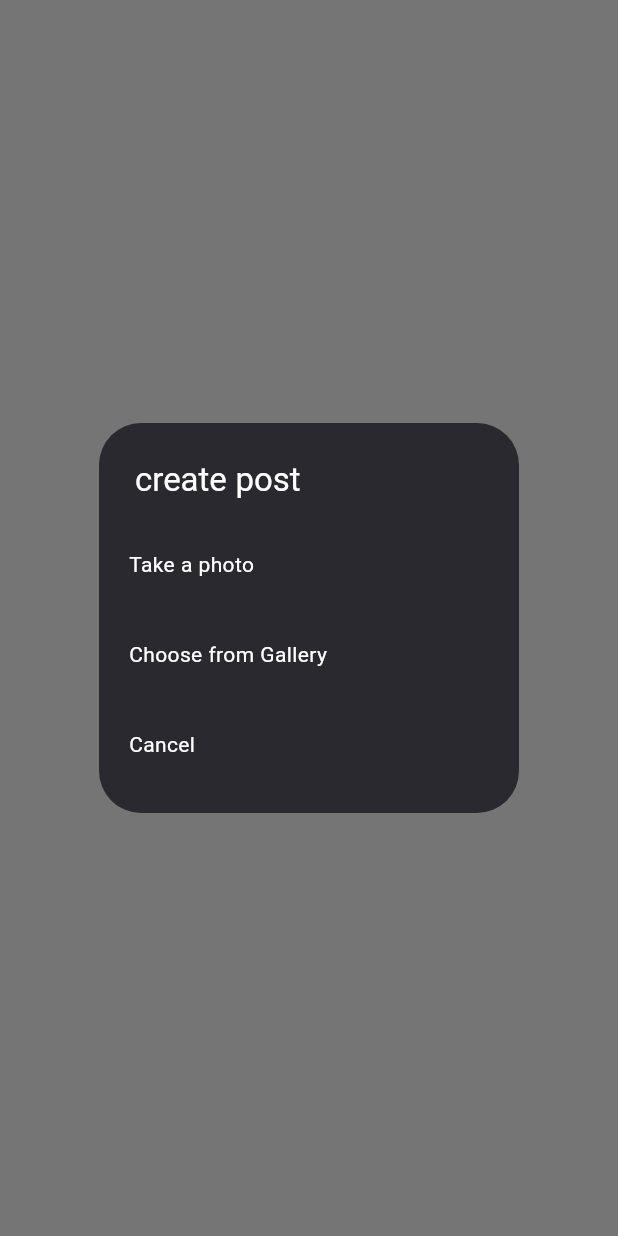
After one commit to jonathan-byun/Flutter-insta-clone, a Flutter app: the PostPage screen opened directly, after a tap on the "upload" icon, on a phone screen of 412 x 824 dp. The commit adds this screen. Run offline on Flutter 3.47's test engine with Material 3 defaults, Android fonts, the phone set to English and light mode, and no system bars; our stand-ins replace cloud_firestore, firebase_auth, firebase_core, firebase_storage, font_awesome_flutter, google_fonts and 2 more; accounts and stored records are empty; network calls fail.

Commit message:
flushed out photo uploading to firebase from camera and gallery

```diff
--- /dev/null
+++ b/lib/models/post.dart
@@ -0,0 +1,51 @@
+
+import 'package:cloud_firestore/cloud_firestore.dart';
+
+class ModelPost {
+  final String description;
+  final String uid;
+  final String username;
+  final String postId;
+  final DateTime datePublished;
+  final String profImage;
+  final String postUrl;
+  final likes;
+
+
+  const ModelPost({
+    required this.description,
+    required this.uid,
+    required this.username,
+    required this.postId,
+    required this.datePublished,
+    required this.profImage,
+    required this.postUrl,
+    required this.likes
+  });
+
+  Map<String, dynamic> toJson()=> {
+    "description": description,
+    "uid": uid,
+    "username": username,
+    "postId": postId,
+    "datePublished": datePublished,
+    "profImage": profImage,
+    "postUrl":postUrl,
+    "likes": likes
+  };
+
+  static ModelPost fromSnap(DocumentSnapshot snap) {
+    var snapshot = snap.data() as Map<String, dynamic>;
+    return ModelPost(
+      description: snapshot['description'],
+      uid: snapshot['uid'],
+      username: snapshot['username'],
+      postId: snapshot['postId'],
+      datePublished: snapshot['datePublished'],
+      profImage: snapshot['profImage'],
+      postUrl: snapshot['postUrl'],
+      likes: snapshot['likes']
+      );
+
+  }
+}
--- a/lib/widgets/login_page.dart
+++ b/lib/pages/login_page.dart
@@ -1,7 +1,7 @@
 import "package:flutter/material.dart";
 import "package:flutter_1/email_and_pass.dart";
 import "package:flutter_1/resources/auth.dart";
-import "package:flutter_1/signup.dart";
+import 'package:flutter_1/pages/signup.dart';
 import "package:flutter_1/text_and_space.dart";
 import "package:font_awesome_flutter/font_awesome_flutter.dart";
 
--- /dev/null
+++ b/lib/pages/post_page.dart
@@ -0,0 +1,195 @@
+import "package:universal_io/io.dart";
+import "package:flutter/material.dart";
+import "package:flutter_1/models/user.dart";
+import "package:flutter_1/providers/user_provider.dart";
+import "package:flutter_1/resources/firestore_methods.dart";
+import "package:flutter_1/utils/utils.dart";
+import "package:image_picker/image_picker.dart";
+import "package:provider/provider.dart";
+
+class PostPage extends StatefulWidget {
+  const PostPage({super.key});
+
+  @override
+  State<PostPage> createState() => _PostPageState();
+}
+
+class _PostPageState extends State<PostPage> {
+  File? _file;
+  final TextEditingController _captionController = TextEditingController();
+  bool _isLoading = false;
+
+  @override
+  void dispose() {
+    _captionController.dispose();
+    super.dispose();
+  }
+
+  void clearImage() {
+    setState(() {
+      _file=null;
+    });
+  }
+
+  void postImage(
+    String uid,
+    String username,
+    String profImage,
+  ) async {
+    setState(() {
+      _isLoading = true;
+    });
+    try {
+      String res = await FireStoreMethods().uploadPost(
+          _file!, _captionController.text, uid, username, profImage);
+
+      if (res == 'success') {
+        setState(() {
+          _isLoading = false;
+        });
+        clearImage();
+        showSnackBar('Posted', context);
+      } else {
+        setState(() {
+          _isLoading = false;
+        });
+        showSnackBar(res, context);
+      }
+    } catch (e) {
+      print('haosehoiasehfioaehiofh');
+      showSnackBar(e.toString(), context);
+    }
+  }
+
+  _selectImage(BuildContext context) {
+    return showDialog(
+        context: context,
+        builder: (context) {
+          return SimpleDialog(
+            title: const Text('create post'),
+            children: [
+              SimpleDialogOption(
+                padding: const EdgeInsets.all(20),
+                child: const Text('Take a photo'),
+                onPressed: () async {
+                  Navigator.of(context).pop();
+                  XFile? xFile = await pickImage(ImageSource.camera);
+                  if (xFile != null) {
+                    File file = File(xFile.path);
+                    setState(() {
+                      _file = file;
+                    });
+                  }
+                },
+              ),
+              SimpleDialogOption(
+                padding: const EdgeInsets.all(20),
+                child: const Text('Choose from Gallery'),
+                onPressed: () async {
+                  Navigator.of(context).pop();
+                  XFile? xFile = await pickImage(ImageSource.gallery);
+                  if (xFile != null) {
+                    File file = File(xFile.path);
+                    setState(() {
+                      _file = file;
+                    });
+                  }
+                },
+              ),
+              SimpleDialogOption(
+                padding: const EdgeInsets.all(20),
+                child: const Text('Cancel'),
+                onPressed: () {
+                  Navigator.of(context).pop();
+                },
+              )
+            ],
+          );
+        });
+  }
+
+  @override
+  Widget build(BuildContext context) {
+    final ModelUser? user = Provider.of<UserProvider>(context).getUser;
+    if (user == null) {
+      return const Center(
+        child: CircularProgressIndicator(
+          color: Colors.white,
+        ),
+      );
+    }
+    return _file == null
+        ? Center(
+            child: IconButton(
+              icon: Icon(
+                Icons.upload,
+                color: Colors.white,
+              ),
+              onPressed: () => _selectImage(context),
+            ),
+          )
+        : Scaffold(
+            appBar: AppBar(
+              backgroundColor: Theme.of(context).primaryColorDark,
+              leading: IconButton(
+                icon: Icon(Icons.arrow_back),
+                onPressed: clearImage,
+              ),
+              title: const Text('Post to'),
+              actions: [
+                TextButton(
+                  onPressed: () =>
+                      postImage(user.uid, user.username, user.photoUrl),
+                  child: const Text(
+                    'Post',
+                    style: TextStyle(
+                        color: Colors.blueAccent,
+                        fontWeight: FontWeight.bold,
+                        fontSize: 16),
+                  ),
+                )
+              ],
+            ),
+            body: Column(children: [
+              _isLoading
+                  ? const LinearProgressIndicator()
+                  : const Padding(padding: EdgeInsets.only(top: 0)),
+              const Divider(),
+              Row(
+                mainAxisAlignment: MainAxisAlignment.spaceAround,
+                crossAxisAlignment: CrossAxisAlignment.start,
+                children: [
+                  CircleAvatar(
+                    backgroundImage: NetworkImage(user.photoUrl),
+                  ),
+                  SizedBox(
+                    width: MediaQuery.of(context).size.width * .5,
+                    child: TextField(
+                      controller: _captionController,
+                      decoration: InputDecoration(
+                          hintText: 'Write a caption',
+                          border: InputBorder.none),
+                      maxLines: 8,
+                    ),
+                  ),
+                  SizedBox(
+                    height: 45,
+                    width: 45,
+                    child: AspectRatio(
+                      aspectRatio: 480 / 450,
+                      child: Container(
+                        decoration: BoxDecoration(
+                            image: DecorationImage(
+                                image: FileImage(_file!),
+                                fit: BoxFit.fill,
+                                alignment: FractionalOffset.topCenter)),
+                      ),
+                    ),
+                  ),
+                  const Divider(),
+                ],
+              )
+            ]),
+          );
+  }
+}
--- a/lib/signup.dart
+++ b/lib/pages/signup.dart
@@ -2,7 +2,7 @@ import 'package:flutter/material.dart';
 import 'package:flutter/services.dart';
 import 'package:flutter_1/resources/auth.dart';
 import 'package:flutter_1/email_and_pass.dart';
-import 'text_and_space.dart';
+import '../text_and_space.dart';
 
 class SignUpPage extends StatelessWidget {
   SignUpPage({super.key});
--- a/lib/resources/storage_methods.dart
+++ b/lib/resources/storage_methods.dart
@@ -4,6 +4,7 @@ import 'package:firebase_auth/firebase_auth.dart';
 import 'package:flutter/foundation.dart';
 import "package:flutter/material.dart";
 import 'package:firebase_storage/firebase_storage.dart';
+import 'package:uuid/uuid.dart';
 
 class StorageMethods {
   final FirebaseStorage _storage = FirebaseStorage.instance;
@@ -14,6 +15,10 @@ class StorageMethods {
     Reference ref =
         _storage.ref().child(childName).child(_auth.currentUser!.uid);
 
+    if (isPost) {
+      String id = const Uuid().v1();
+      ref=ref.child(id);
+    }
     UploadTask uploadTask = ref.putFile(file);
 
     TaskSnapshot snap = await uploadTask;
--- a/lib/responsive/mobile_screen_layout.dart
+++ b/lib/responsive/mobile_screen_layout.dart
@@ -2,7 +2,7 @@ import 'package:cloud_firestore/cloud_firestore.dart';
 import 'package:firebase_auth/firebase_auth.dart';
 import 'package:firebase_core/firebase_core.dart';
 import 'package:flutter/material.dart';
-import 'package:flutter_1/homepage.dart';
+import 'package:flutter_1/pages/homepage.dart';
 import 'package:flutter_1/models/user.dart';
 import 'package:provider/provider.dart';
 
--- a/lib/utils/utils.dart
+++ b/lib/utils/utils.dart
@@ -1,3 +1,4 @@
+import "package:flutter/material.dart";
 import "package:image_picker/image_picker.dart";
 
 pickImage(ImageSource source) async {
@@ -7,3 +8,7 @@ pickImage(ImageSource source) async {
     return _file;
   }
 }
+
+showSnackBar(String content, BuildContext context) {
+  ScaffoldMessenger.of(context).showSnackBar(SnackBar(content: Text(content)));
+}
--- a/pubspec.yaml
+++ b/pubspec.yaml
@@ -44,6 +44,7 @@ dependencies:
   image_picker: ^1.0.4
   universal_io: ^2.2.2
   provider: ^6.1.1
+  uuid: ^4.2.1
 
 dev_dependencies:
   flutter_test:
```
Also changed, not shown: lib/main.dart (+4 -6 lines), lib/pages/homepage.dart (renamed from lib/homepage.dart, +4 -6 lines), lib/resources/auth.dart (+22 -11 lines), lib/resources/firestore_methods.dart (added, +34 -0 lines), lib/utils/globals.dart (added, +14 -0 lines), lib/pages/feed-page.dart (renamed from lib/widgets/feed-page.dart), pubspec.lock.
